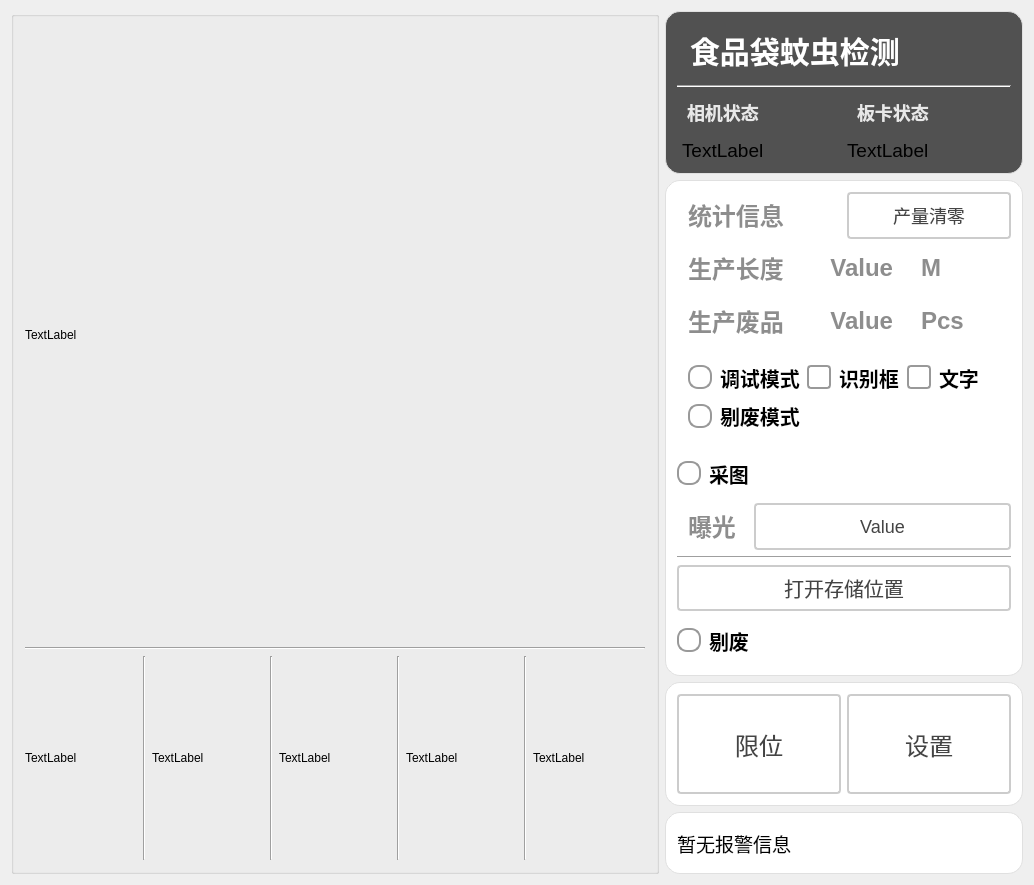
WIND-ROAD-RUN/MosquitoDetectionOfFoodBags, file MosquitoDetectionOfFoodBags/ui/MDOFoodBags.ui: the form before one commit.
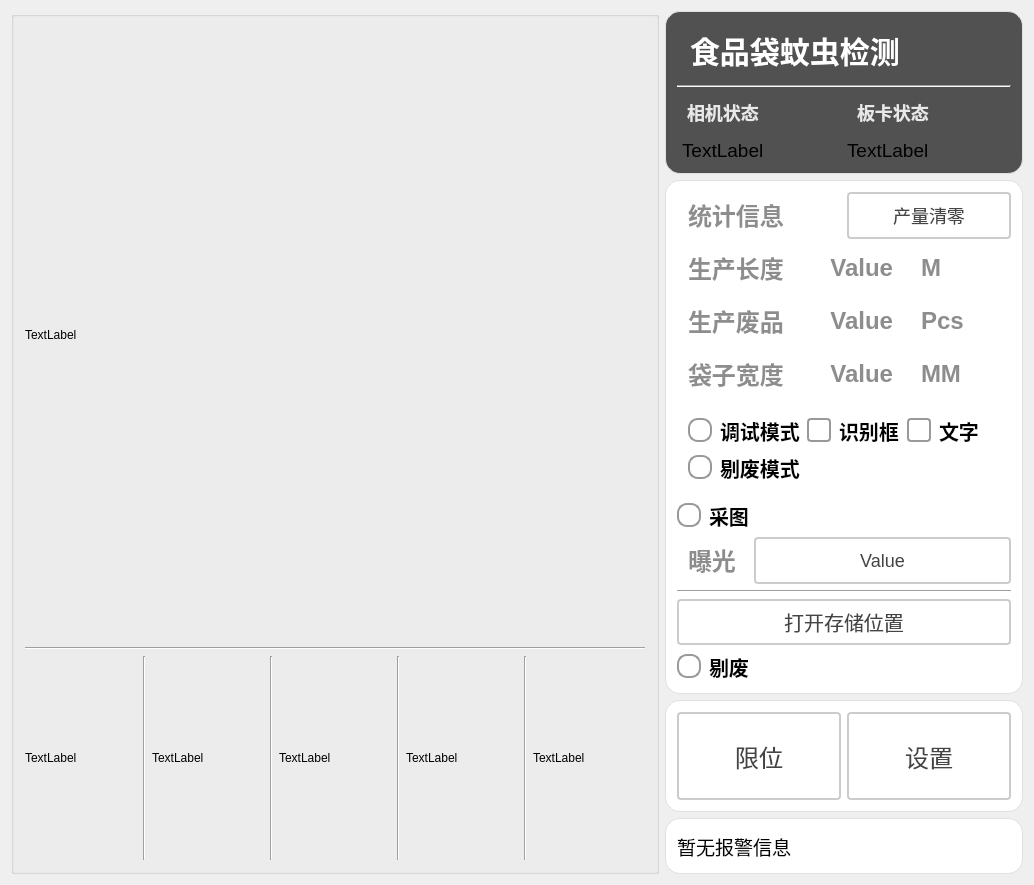
The form after the commit. Icons and pictures are not drawn.

Commit message: 修改袋子宽度显示

What changed in the file:
```diff
--- a/MosquitoDetectionOfFoodBags/ui/MDOFoodBags.ui
+++ b/MosquitoDetectionOfFoodBags/ui/MDOFoodBags.ui
@@ -387,7 +387,7 @@
           </property>
           <layout class="QGridLayout" name="gridLayout_4">
            <item row="0" column="0">
-            <layout class="QVBoxLayout" name="verticalLayout_4" stretch="1,1,1,2,1,1,1,1,1">
+            <layout class="QVBoxLayout" name="verticalLayout_4" stretch="1,1,1,1,2,1,1,1,1,1">
              <item>
               <layout class="QHBoxLayout" name="hLayout_info" stretch="1,1">
                <item>
@@ -566,6 +566,67 @@
                </item>
               </layout>
              </item>
+             <item>
+              <layout class="QHBoxLayout" name="horizontalLayout_11" stretch="1,1,1">
+               <item>
+                <widget class="QLabel" name="label_4">
+                 <property name="styleSheet">
+                  <string notr="true">QLabel {
+       font-size: 24px;        
+       font-weight: bold;        
+       color:  rgb(141, 141, 141);       
+       padding: 5px 5px;     
+       border-bottom: 2px solid #cccccc; 
+    }</string>
+                 </property>
+                 <property name="text">
+                  <string>袋子宽度</string>
+                 </property>
+                 <property name="alignment">
+                  <set>Qt::AlignmentFlag::AlignLeading|Qt::AlignmentFlag::AlignLeft|Qt::AlignmentFlag::AlignVCenter</set>
+                 </property>
+                </widget>
+               </item>
+               <item>
+                <widget class="QLabel" name="lb_bagLength">
+                 <property name="styleSheet">
+                  <string notr="true">QLabel {
+       font-size: 24px;        
+       font-weight: bold;        
+       color:  rgb(141, 141, 141);       
+       padding: 5px 5px;     
+       border-bottom: 2px solid #cccccc; 
+    }</string>
+                 </property>
+                 <property name="text">
+                  <string>Value</string>
+                 </property>
+                 <property name="alignment">
+                  <set>Qt::AlignmentFlag::AlignRight|Qt::AlignmentFlag::AlignTrailing|Qt::AlignmentFlag::AlignVCenter</set>
+                 </property>
+                </widget>
+               </item>
+               <item>
+                <widget class="QLabel" name="label_8">
+                 <property name="styleSheet">
+                  <string notr="true">QLabel {
+       font-size: 24px;        
+       font-weight: bold;        
+       color:  rgb(141, 141, 141);       
+       padding: 5px 5px;     
+       border-bottom: 2px solid #cccccc; 
+    }</string>
+                 </property>
+                 <property name="text">
+                  <string>MM</string>
+                 </property>
+                 <property name="alignment">
+                  <set>Qt::AlignmentFlag::AlignLeading|Qt::AlignmentFlag::AlignLeft|Qt::AlignmentFlag::AlignVCenter</set>
+                 </property>
+                </widget>
+               </item>
+              </layout>
+             </item>
              <item>
               <widget class="QWidget" name="wgt_runMode" native="true">
                <layout class="QGridLayout" name="gridLayout_3">
```
The commit also changes 4 other files.
